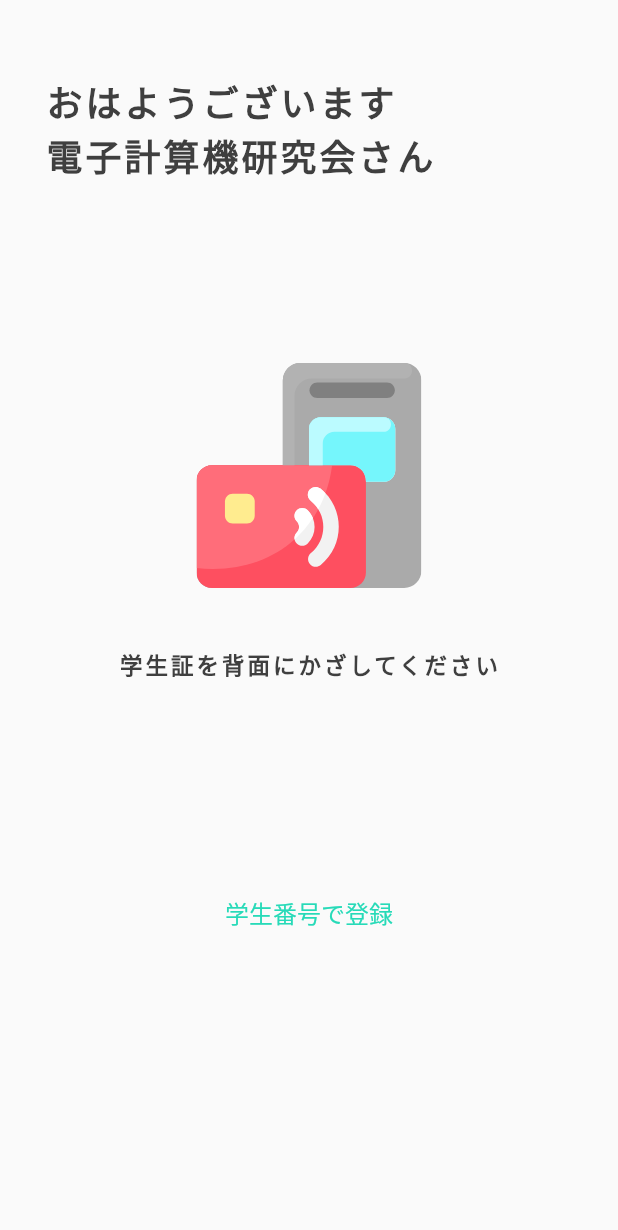
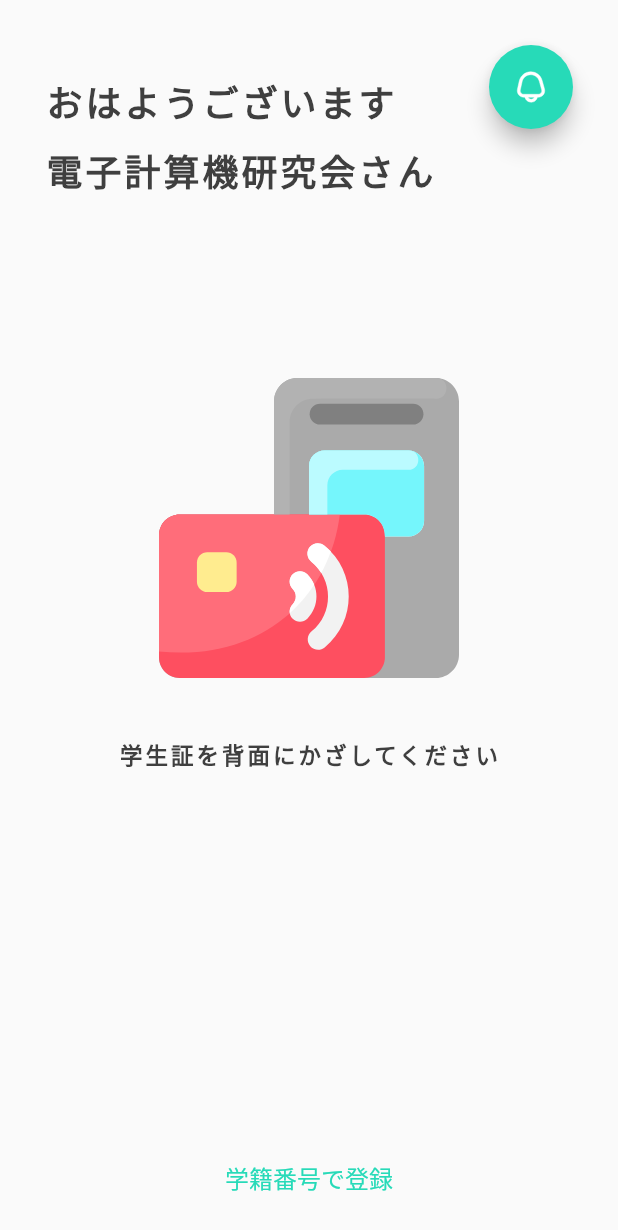
Before and after one commit to smpny7/okayama-univ-cacao-frontend, a Flutter app: the Home screen opened by its route, on a phone screen of 412 x 824 dp. Shown: the top 1230 px of the screen. Run offline on Flutter 3.47's test engine with Material 2 defaults, Android fonts, the phone set to English and light mode, and no system bars; our stand-ins replace flutter_dotenv, flutter_svg, hexcolor, permission_handler, shared_preferences; missing offline and left inert: nfc_manager, qr_code_scanner; accounts and stored records are empty.

Commit message:
Add: HomeScene

```diff
--- a/lib/view/app.dart
+++ b/lib/view/app.dart
@@ -25,10 +25,8 @@ class App extends StatelessWidget {
       theme: ThemeData(
         primarySwatch: Colors.blue,
       ),
-      // home: QRAuthentication(),
       initialRoute: initialRoute,
       routes: <String, WidgetBuilder>{
-        // '/': (BuildContext context) => MyHomePage(),
         '/QRAuthentication': (BuildContext context) => QRAuthentication(),
         '/PasswordAuthentication': (BuildContext context) =>
             PasswordAuthentication(),
--- /dev/null
+++ b/lib/view/component/noticeButton.dart
@@ -0,0 +1,32 @@
+import 'package:flutter/cupertino.dart';
+import 'package:flutter/material.dart';
+import 'package:flutter_svg/flutter_svg.dart';
+import 'package:hexcolor/hexcolor.dart';
+
+class NoticeButton extends StatelessWidget {
+  final Function buttonFunction;
+
+  NoticeButton(this.buttonFunction);
+
+  @override
+  Widget build(BuildContext context) {
+    final safePadding = MediaQuery.of(context).padding.top;
+
+    return Column(
+      mainAxisAlignment: MainAxisAlignment.start,
+      children: [
+        Container(height: 30 + safePadding),
+        Container(
+          padding: EdgeInsets.only(right: 30),
+          width: double.infinity,
+          alignment: Alignment.centerRight,
+          child: FloatingActionButton(
+            onPressed: () => buttonFunction,
+            child: SvgPicture.asset('assets/Notice.svg'),
+            backgroundColor: HexColor("#27DAB8"),
+          ),
+        ),
+      ],
+    );
+  }
+}
--- a/lib/view/home.dart
+++ b/lib/view/home.dart
@@ -1,11 +1,15 @@
 import 'dart:io';
 
 import 'package:flutter/material.dart';
+import 'package:flutter/services.dart';
 import 'package:flutter_svg/flutter_svg.dart';
 import 'package:hexcolor/hexcolor.dart';
-import 'package:i10jan/model/auth.dart';
+import 'package:i10jan/model/nfc.dart';
+import 'package:nfc_manager/nfc_manager.dart';
+import 'package:nfc_manager/platform_tags.dart';
 
 import 'component/bottomButtons.dart';
+import 'component/noticeButton.dart';
 
 class Home extends StatefulWidget {
   @override
@@ -13,19 +17,44 @@ class Home extends StatefulWidget {
 }
 
 class _HomeState extends State<Home> {
-  var now = DateTime.now();
-  bool _isAndroid = Platform.isAndroid;
+  @override
+  void initState() {
+    super.initState();
+    SystemChrome.setEnabledSystemUIOverlays([]);
+  }
 
   @override
   Widget build(BuildContext context) {
+    final safePadding = MediaQuery.of(context).padding.top;
+
+    if (Platform.isAndroid) _startAndroidScan();
+
     return Scaffold(
-      body: SingleChildScrollView(
-        reverse: true,
-        child: Column(
+      body: Column(
+        children: [
+          Expanded(
+            child: Stack(
+              children: [
+                Column(
                   mainAxisAlignment: MainAxisAlignment.start,
                   children: <Widget>[
-            Container(height: 50),
+                    Container(height: 50 + safePadding),
+                    Container(
+                      width: double.infinity,
+                      margin: EdgeInsets.only(left: 30),
+                      child: Text(
                         greeting(),
+                        textAlign: TextAlign.left,
+                        style: TextStyle(
+                          color: HexColor('#3F3F3F'),
+                          letterSpacing: 2,
+                          fontFamily: 'NotoSansJP',
+                          fontSize: 24,
+                          fontWeight: FontWeight.bold,
+                        ),
+                      ),
+                    ),
+                    Container(height: 10),
                     Container(
                       width: double.infinity,
                       margin: EdgeInsets.only(left: 30),
@@ -33,9 +62,9 @@ class _HomeState extends State<Home> {
                         '電子計算機研究会さん',
                         textAlign: TextAlign.left,
                         style: TextStyle(
-                  color: HexColor("#3F3F3F"),
+                          color: HexColor('#3F3F3F'),
                           letterSpacing: 2,
-                  fontFamily: "NotoSansJP",
+                          fontFamily: 'NotoSansJP',
                           fontSize: 24,
                           fontWeight: FontWeight.bold,
                         ),
@@ -44,53 +73,73 @@ class _HomeState extends State<Home> {
                     Container(height: 120),
                     SvgPicture.asset(
                       'assets/CreditCard.svg',
-              height: 150,
-              width: 150,
+                      width: 200,
                     ),
                     Container(height: 40),
-            Text(_isAndroid ? '学生証を背面にかざしてください' : '',
+                    Text(
+                      Platform.isAndroid ? '学生証を背面にかざしてください' : '',
                       style: TextStyle(
-                  color: HexColor("#3F3F3F"),
-                  letterSpacing: (2),
-                  fontFamily: "NotoSansJP",
+                        color: HexColor('#3F3F3F'),
+                        letterSpacing: 2,
+                        fontFamily: 'NotoSansJP',
                         fontSize: 15,
                         fontWeight: FontWeight.bold,
-                )),
-            Container(height: 120),
-            BottomButtons(!_isAndroid, true, true, 'スキャン', '学生番号で登録',
-                () => null, () => Auth().logout()),
+                      ),
+                    ),
                   ],
                 ),
+                NoticeButton(() => null),
+              ],
+            ),
+          ),
+          BottomButtons(!Platform.isAndroid, true, true, 'スキャン', '学籍番号で登録',
+              () => _scannedOniOS(), () => null),
+        ],
       ),
     );
   }
 
-  Container greeting() {
-    // TimeZone: Depends on the device
+  _startAndroidScan() {
+    NfcManager.instance.startSession(onDiscovered: (NfcTag tag) async {
+      NfcF? nfcf = NfcF.from(tag);
+
+      if (nfcf == null)
+        throw ('FeliCaに非対応');
+      else {
+        var studentID = await NFC().readFelicaOnAndroid(nfcf);
+        print(studentID);
+        NfcManager.instance.stopSession();
+        Navigator.of(context).pushNamed('/AuthenticationFailed');
+      }
+    });
+  }
+
+  _scannedOniOS() {
+    NfcManager.instance.startSession(onDiscovered: (NfcTag tag) async {
+      FeliCa? felica = FeliCa.from(tag);
+
+      if (felica == null)
+        throw ('FeliCaに非対応');
+      else {
+        var studentID = await NFC().readFelicaOniOS(felica);
+        print(studentID);
+        NfcManager.instance.stopSession();
+        // Navigator.of(context).pushNamed('');
+      }
+    });
+  }
+
+  String greeting() {
+    var now = DateTime.now();
     var nowHour = now.hour;
     String greetingWords;
-    if ((0 <= nowHour) && (nowHour < 12)) {
+    if (6 <= nowHour && nowHour < 12) {
       greetingWords = 'おはようございます';
-    } else if ((12 <= nowHour) && (nowHour < 17)) {
+    } else if (12 <= nowHour && nowHour < 17) {
       greetingWords = 'こんにちは';
     } else {
       greetingWords = 'こんばんは';
     }
-
-    return Container(
-      width: double.infinity,
-      margin: EdgeInsets.only(left: 30),
-      child: Text(
-        greetingWords,
-        textAlign: TextAlign.left,
-        style: TextStyle(
-          color: HexColor("#3F3F3F"),
-          letterSpacing: 2,
-          fontFamily: "NotoSansJP",
-          fontSize: 24,
-          fontWeight: FontWeight.bold,
-        ),
-      ),
-    );
+    return greetingWords;
   }
 }
--- a/pubspec.yaml
+++ b/pubspec.yaml
@@ -46,6 +46,7 @@ flutter:
     - assets/Authentication.svg
     - assets/CreditCard.svg
     - assets/Network.svg
+    - assets/Notice.svg
     - assets/PinCode.svg
     - assets/Rejected.svg
 
```
Also changed, not shown: lib/model/nfc.dart (added, +102 -0 lines), assets/Notice.svg (added). Lines whose indentation alone changed are shown as unchanged.
